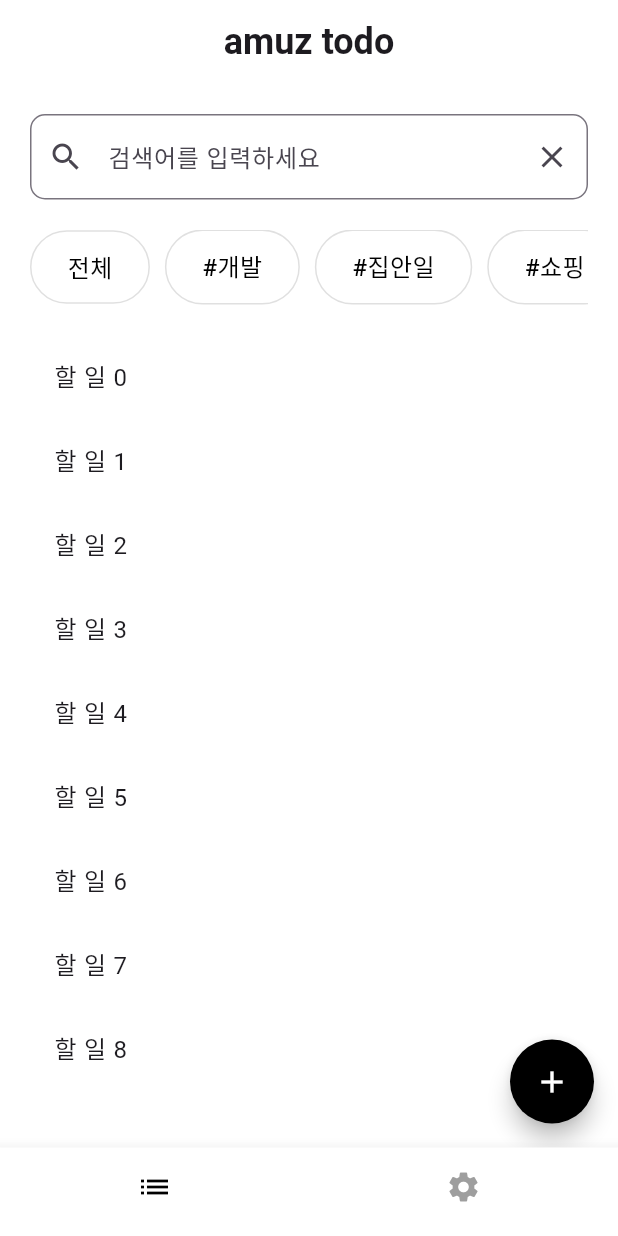
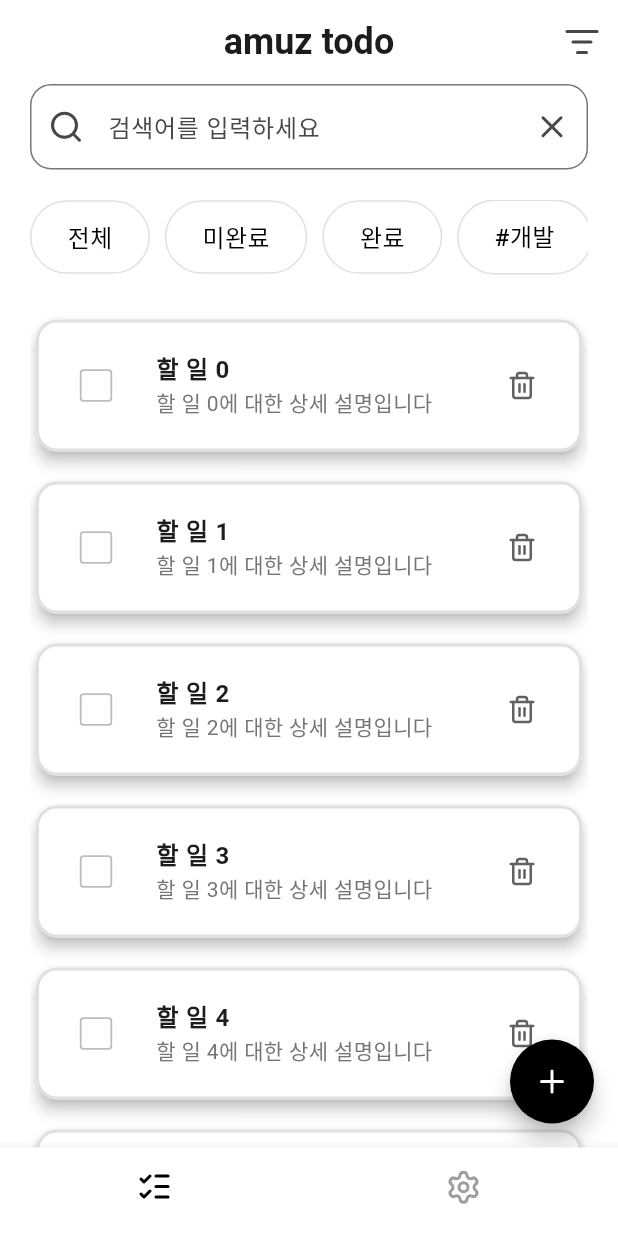
Before and after one commit to jhdodev/amuz_todo, a Flutter app: the screen it shows after launch, on a phone screen of 412 x 824 dp. Run offline on Flutter 3.47's test engine with Material 3 defaults, Android fonts, the phone set to English and light mode, and no system bars; our stand-ins replace flutter_riverpod, lucide_icons.

Commit message:
feat: Todo List 페이지 UI 추가 작업 - Lucide Icon 패키지 적용 - 필터 버튼 추가 - Todo List Card 형태로 변경 - Todo Card 체크박스 추가 - Todo Card 삭제 아이콘 버튼 추가

```diff
--- a/lib/common/bottom_bar.dart
+++ b/lib/common/bottom_bar.dart
@@ -1,4 +1,5 @@
 import 'package:flutter/material.dart';
+import 'package:lucide_icons/lucide_icons.dart';
 
 class BottomBar extends StatelessWidget {
   const BottomBar({super.key, required this.currentIndex, this.onTap});
@@ -18,10 +19,16 @@ class BottomBar extends StatelessWidget {
       unselectedItemColor: Colors.grey,
       items: [
         /// Todo
-        const BottomNavigationBarItem(icon: Icon(Icons.list), label: '할 일'),
+        const BottomNavigationBarItem(
+          icon: Icon(LucideIcons.listChecks),
+          label: '할 일',
+        ),
 
         /// Settings
-        const BottomNavigationBarItem(icon: Icon(Icons.settings), label: '설정'),
+        const BottomNavigationBarItem(
+          icon: Icon(LucideIcons.settings),
+          label: '설정',
+        ),
       ],
     );
   }
--- a/lib/todo_list_view.dart
+++ b/lib/todo_list_view.dart
@@ -1,5 +1,6 @@
 import 'package:flutter/material.dart';
 import 'package:flutter_riverpod/flutter_riverpod.dart';
+import 'package:lucide_icons/lucide_icons.dart';
 
 // 필터 상태를 관리하는 provider
 final filterProvider = StateProvider<String>((ref) => 'All');
@@ -21,18 +22,32 @@ class TodoListView extends ConsumerWidget {
         scrolledUnderElevation: 0,
         backgroundColor: Colors.white,
         surfaceTintColor: Colors.white,
+        actions: [
+          IconButton(
+            onPressed: () {},
+            icon: const Icon(LucideIcons.listFilter),
+          ),
+        ],
       ),
       body: Padding(
-        padding: const EdgeInsets.all(20),
+        padding: const EdgeInsets.symmetric(horizontal: 20),
         child: Column(
           children: [
             TextField(
               decoration: InputDecoration(
                 hintText: "검색어를 입력하세요",
-                prefixIcon: const Icon(Icons.search),
-                suffixIcon: const Icon(Icons.close),
+                prefixIcon: const Icon(LucideIcons.search),
+                suffixIcon: const Icon(LucideIcons.x),
                 border: OutlineInputBorder(
-                  borderRadius: BorderRadius.circular(10),
+                  borderRadius: BorderRadius.circular(14),
+                  borderSide: BorderSide(color: Colors.grey.shade300, width: 2),
+                ),
+                focusedBorder: OutlineInputBorder(
+                  borderRadius: BorderRadius.circular(14),
+                  borderSide: BorderSide(
+                    color: Colors.black.withValues(alpha: 0.4),
+                    width: 3,
+                  ),
                 ),
               ),
             ),
@@ -46,6 +61,10 @@ class TodoListView extends ConsumerWidget {
                 child: Row(
                   children: [
                     _buildFilterButton('전체', selectedFilter, ref),
+                    const SizedBox(width: 10),
+                    _buildFilterButton('미완료', selectedFilter, ref),
+                    const SizedBox(width: 10),
+                    _buildFilterButton('완료', selectedFilter, ref),
                     const SizedBox(width: 10),
                     _buildFilterButton('#개발', selectedFilter, ref),
                     const SizedBox(width: 10),
@@ -63,8 +82,55 @@ class TodoListView extends ConsumerWidget {
             Expanded(
               child: ListView.builder(
                 itemCount: 10,
-                itemBuilder: (context, index) =>
-                    ListTile(title: Text("할 일 $index")),
+                itemBuilder: (context, index) => Padding(
+                  padding: const EdgeInsets.symmetric(vertical: 6),
+                  child: Card(
+                    color: Colors.white,
+                    elevation: 4,
+                    shape: RoundedRectangleBorder(
+                      side: BorderSide(color: Colors.grey.shade300, width: 2),
+                      borderRadius: BorderRadius.circular(14),
+                    ),
+                    child: ListTile(
+                      leading: Transform.scale(
+                        scale: 1.2,
+                        child: Checkbox(
+                          value: false,
+                          activeColor: Colors.black,
+                          checkColor: Colors.white,
+                          side: BorderSide(
+                            color: Colors.grey.shade400,
+                            width: 1.0,
+                          ),
+                          onChanged: (bool? value) {},
+                        ),
+                      ),
+                      title: Text(
+                        "할 일 $index",
+                        style: TextStyle(
+                          fontWeight: FontWeight.bold,
+                          fontSize: 16,
+                        ),
+                      ),
+                      subtitle: Text(
+                        "할 일 $index에 대한 상세 설명입니다",
+                        style: TextStyle(color: Colors.grey[600], fontSize: 14),
+                      ),
+                      contentPadding: const EdgeInsets.symmetric(
+                        horizontal: 16,
+                        vertical: 8,
+                      ),
+                      trailing: IconButton(
+                        onPressed: () {},
+                        icon: Icon(
+                          LucideIcons.trash2,
+                          color: Colors.grey[700],
+                          size: 20,
+                        ),
+                      ),
+                    ),
+                  ),
+                ),
               ),
             ),
           ],
@@ -75,7 +141,7 @@ class TodoListView extends ConsumerWidget {
         backgroundColor: Colors.black,
         foregroundColor: Colors.white,
         shape: CircleBorder(),
-        child: const Icon(Icons.add),
+        child: const Icon(LucideIcons.plus),
       ),
     );
   }
--- a/pubspec.yaml
+++ b/pubspec.yaml
@@ -14,6 +14,7 @@ dependencies:
 
   cupertino_icons: ^1.0.8
   flutter_riverpod: ^2.6.1
+  lucide_icons: ^0.257.0
 
 dev_dependencies:
   flutter_test:
```
Also changed, not shown: pubspec.lock.
